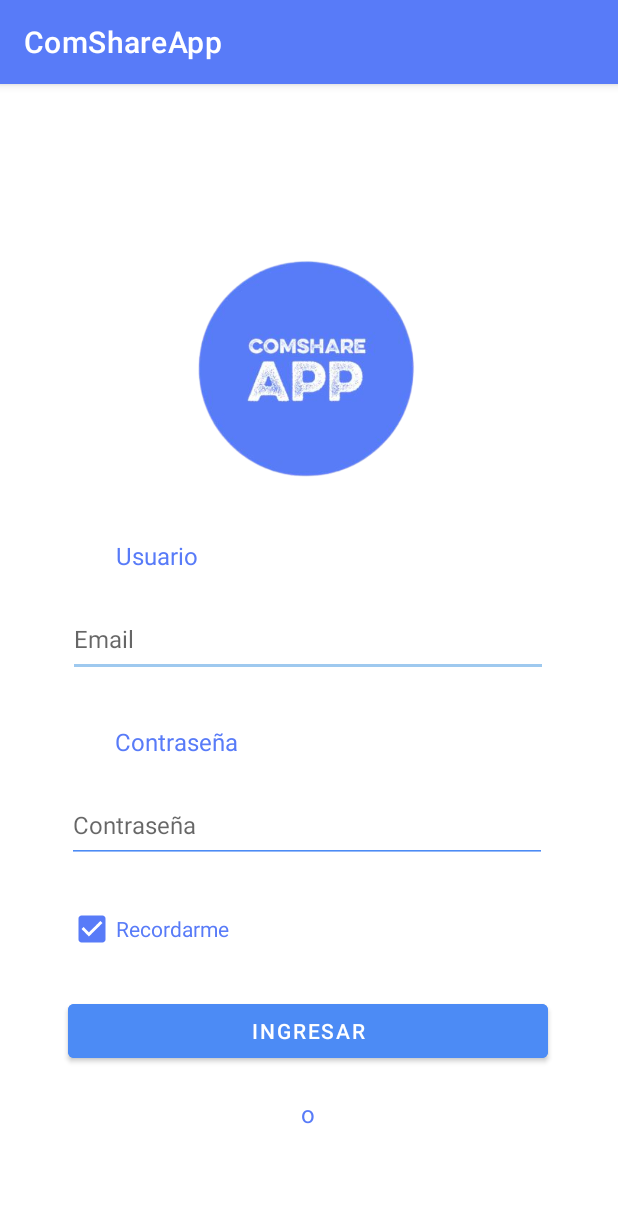
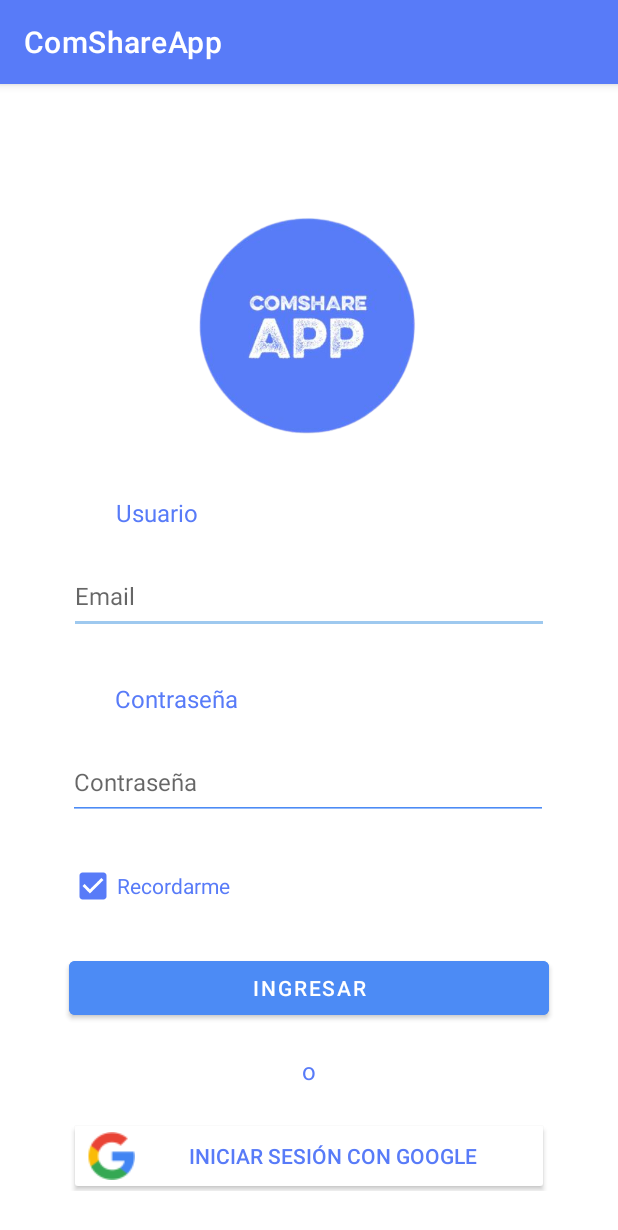
Before and after one commit to andresngm2010/ComShareApp, an Android app: the screen it shows after launch (MainActivity), on a phone screen of 412 x 824 dp. Shown: the top 1230 px of the screen. Run offline under Robolectric (Android 15) with nearby library versions, the phone set to English and light mode, and no system bars; our stand-ins replace Firebase (no records; nobody signed in at launch, a user with empty details on screens opened directly).

Commit message:
Update/registro_google_firestore

```diff
--- a/app/src/main/res/layout/activity_main.xml
+++ b/app/src/main/res/layout/activity_main.xml
@@ -7,8 +7,8 @@
     tools:context=".MainActivity">
 
     <ScrollView
-        android:layout_width="410dp"
-        android:layout_height="650dp"
+        android:layout_width="411dp"
+        android:layout_height="707dp"
         app:layout_constraintBottom_toBottomOf="parent"
 
         app:layout_constraintStart_toStartOf="parent"
```
Also changed, not shown: app/src/main/java/com/epngrupo1moviles/comshareapp/MainActivity.kt (+14 -0 lines).
